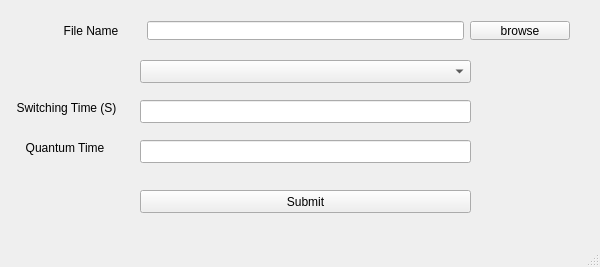
abdo-soliman/OSMiniProject, file mainwindow.ui: the form before one commit.
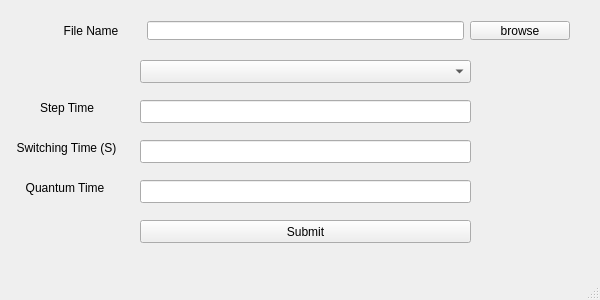
The form after the commit.

What changed in the file:
```diff
--- a/mainwindow.ui
+++ b/mainwindow.ui
@@ -7,7 +7,7 @@
     <x>0</x>
     <y>0</y>
     <width>600</width>
-    <height>267</height>
+    <height>300</height>
    </rect>
   </property>
   <property name="minimumSize">
@@ -19,7 +19,7 @@
   <property name="maximumSize">
    <size>
     <width>600</width>
-    <height>287</height>
+    <height>300</height>
    </size>
   </property>
   <property name="windowTitle">
@@ -103,7 +103,7 @@
     <property name="geometry">
      <rect>
       <x>140</x>
-      <y>190</y>
+      <y>220</y>
       <width>331</width>
       <height>23</height>
      </rect>
@@ -116,7 +116,7 @@
     <property name="geometry">
      <rect>
       <x>10</x>
-      <y>100</y>
+      <y>140</y>
       <width>113</width>
       <height>16</height>
      </rect>
@@ -135,7 +135,7 @@
     <property name="geometry">
      <rect>
       <x>140</x>
-      <y>100</y>
+      <y>140</y>
       <width>331</width>
       <height>23</height>
      </rect>
@@ -145,7 +145,7 @@
     <property name="geometry">
      <rect>
       <x>140</x>
-      <y>140</y>
+      <y>180</y>
       <width>331</width>
       <height>23</height>
      </rect>
@@ -158,7 +158,7 @@
     <property name="geometry">
      <rect>
       <x>20</x>
-      <y>140</y>
+      <y>180</y>
       <width>90</width>
       <height>16</height>
      </rect>
@@ -176,6 +176,29 @@
      <set>Qt::AlignCenter</set>
     </property>
    </widget>
+   <widget class="QLineEdit" name="step_time_input">
+    <property name="geometry">
+     <rect>
+      <x>140</x>
+      <y>100</y>
+      <width>331</width>
+      <height>23</height>
+     </rect>
+    </property>
+   </widget>
+   <widget class="QLabel" name="step_time_label">
+    <property name="geometry">
+     <rect>
+      <x>40</x>
+      <y>100</y>
+      <width>59</width>
+      <height>15</height>
+     </rect>
+    </property>
+    <property name="text">
+     <string>Step Time</string>
+    </property>
+   </widget>
   </widget>
   <widget class="QMenuBar" name="menuBar">
    <property name="geometry">
```
Left out of the diff: 1 changed line with no effect on the pictures.
